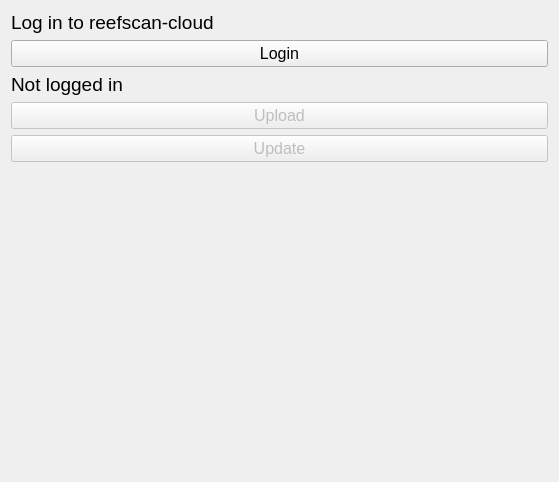
Old version of the form src/resources/cloud-log-in.ui in the repository open-AIMS/reefscan_desktop_data_manager.
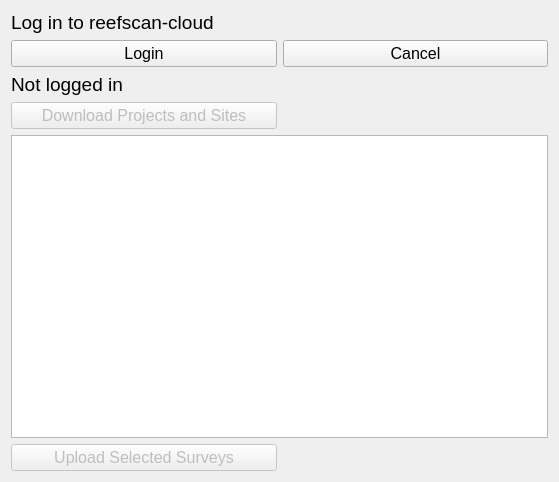
New version of the form. Custom widgets are drawn as their Qt base class.

The edit to the form file:
```diff
--- a/src/resources/cloud-log-in.ui
+++ b/src/resources/cloud-log-in.ui
@@ -14,19 +14,6 @@
    <string>Form</string>
   </property>
   <layout class="QGridLayout" name="gridLayout">
-   <item row="10" column="0">
-    <spacer name="verticalSpacer">
-     <property name="orientation">
-      <enum>Qt::Vertical</enum>
-     </property>
-     <property name="sizeHint" stdset="0">
-      <size>
-       <width>20</width>
-       <height>40</height>
-      </size>
-     </property>
-    </spacer>
-   </item>
    <item row="5" column="0">
     <widget class="QPushButton" name="login_button">
      <property name="font">
@@ -39,21 +26,6 @@
      </property>
     </widget>
    </item>
-   <item row="7" column="0">
-    <widget class="QPushButton" name="upload_button">
-     <property name="enabled">
-      <bool>false</bool>
-     </property>
-     <property name="font">
-      <font>
-       <pointsize>12</pointsize>
-      </font>
-     </property>
-     <property name="text">
-      <string>Upload</string>
-     </property>
-    </widget>
-   </item>
    <item row="6" column="0">
     <widget class="QLabel" name="username_label">
      <property name="font">
@@ -87,7 +59,26 @@
      </property>
     </widget>
    </item>
-   <item row="8" column="0">
+   <item row="5" column="1">
+    <widget class="QPushButton" name="cancel_button">
+     <property name="font">
+      <font>
+       <pointsize>12</pointsize>
+      </font>
+     </property>
+     <property name="text">
+      <string>Cancel</string>
+     </property>
+    </widget>
+   </item>
+   <item row="10" column="0" colspan="2">
+    <widget class="DeselectableTreeView" name="treeView">
+     <attribute name="headerVisible">
+      <bool>false</bool>
+     </attribute>
+    </widget>
+   </item>
+   <item row="7" column="0">
     <widget class="QPushButton" name="update_button">
      <property name="enabled">
       <bool>false</bool>
@@ -98,12 +89,34 @@
       </font>
      </property>
      <property name="text">
-      <string>Update</string>
+      <string>Download Projects and Sites</string>
+     </property>
+    </widget>
+   </item>
+   <item row="11" column="0">
+    <widget class="QPushButton" name="upload_button">
+     <property name="enabled">
+      <bool>false</bool>
+     </property>
+     <property name="font">
+      <font>
+       <pointsize>12</pointsize>
+      </font>
+     </property>
+     <property name="text">
+      <string>Upload Selected Surveys</string>
      </property>
     </widget>
    </item>
   </layout>
  </widget>
+ <customwidgets>
+  <customwidget>
+   <class>DeselectableTreeView</class>
+   <extends>QTreeView</extends>
+   <header>aims/ui/deselectable_tree_view.h</header>
+  </customwidget>
+ </customwidgets>
  <resources/>
  <connections/>
 </ui>
```
